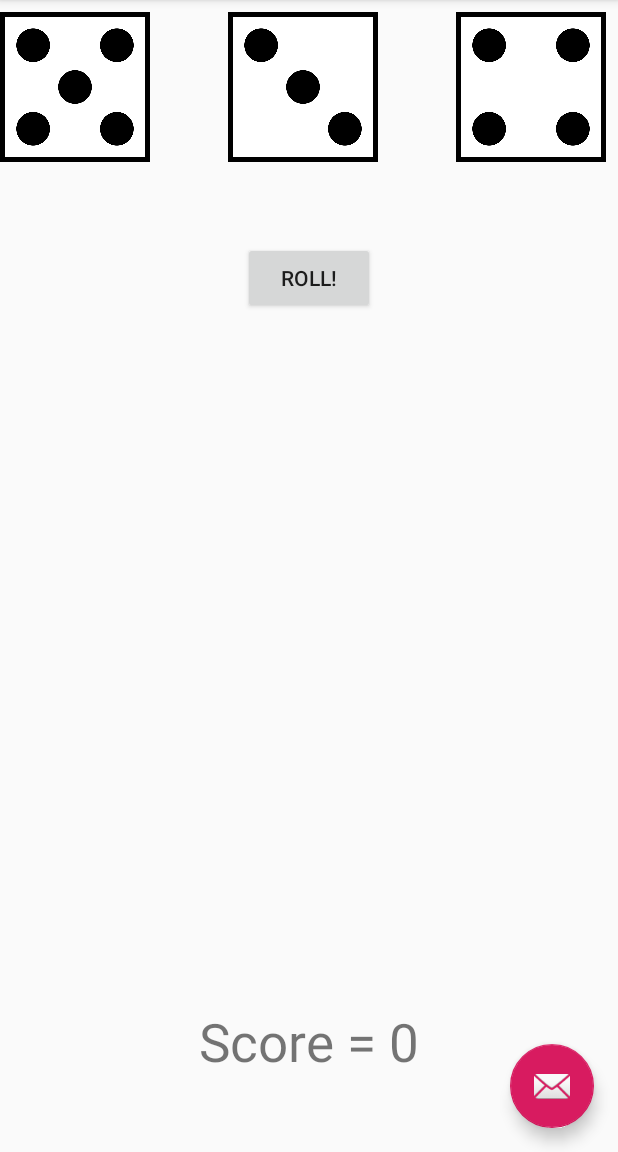
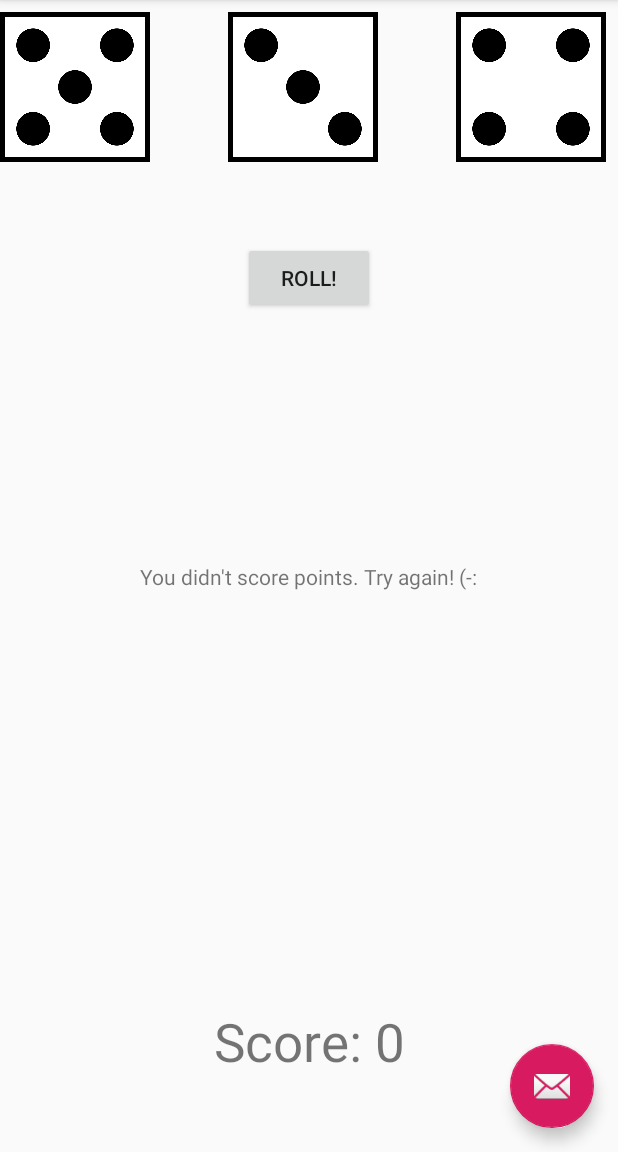
Before and after one commit to Michael-Bissinger/Dice-Roll-Android, an Android app: the screen it shows after launch (MainActivity), after a tap on "ROLL!", on a phone screen of 412 x 824 dp, the part 84-1236 px from its top. Run offline under Robolectric (Android 15) with nearby library versions, the phone set to English and light mode, and no system bars.

Commit message:
show score results in scoreText

```diff
--- a/app/src/main/java/example/com/MainActivity.java
+++ b/app/src/main/java/example/com/MainActivity.java
@@ -125,9 +125,12 @@ public class MainActivity extends AppCompatActivity {
             //double-score
             msg = "You rolled doubles for 50 points!";
             score += 50;
+        } else {
+            msg = "You didn't score points. Try again! (-:";
         }
 
         rollResult.setText(msg);
+        scoreText.setText("Score: " + score);
 
     }
 
```
